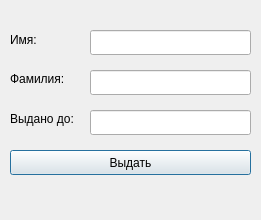
The window that giveOut.ui (zhbuni/library-subscription) describes before a commit, drawn with Qt 5.
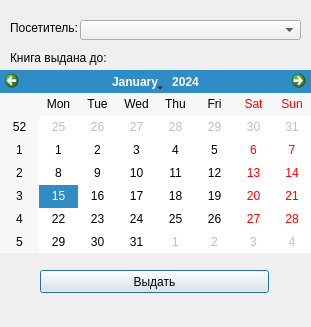
The same window after the commit.

What changed in the file:
```diff
--- a/giveOut.ui
+++ b/giveOut.ui
@@ -6,8 +6,8 @@
    <rect>
     <x>0</x>
     <y>0</y>
-    <width>261</width>
-    <height>220</height>
+    <width>311</width>
+    <height>327</height>
    </rect>
   </property>
   <property name="windowTitle">
@@ -17,97 +17,74 @@
    <property name="geometry">
     <rect>
      <x>10</x>
-     <y>30</y>
-     <width>61</width>
-     <height>20</height>
-    </rect>
-   </property>
-   <property name="text">
-    <string>Имя:</string>
-   </property>
-  </widget>
-  <widget class="QLineEdit" name="nameEdit">
-   <property name="geometry">
-    <rect>
-     <x>90</x>
-     <y>30</y>
-     <width>161</width>
-     <height>25</height>
-    </rect>
-   </property>
-  </widget>
-  <widget class="QLabel" name="label_2">
-   <property name="geometry">
-    <rect>
-     <x>10</x>
-     <y>70</y>
+     <y>20</y>
      <width>71</width>
-     <height>17</height>
+     <height>16</height>
     </rect>
    </property>
    <property name="text">
-    <string>Фамилия:</string>
+    <string>Посетитель: </string>
    </property>
   </widget>
-  <widget class="QLineEdit" name="surnameEdit">
+  <widget class="QCalendarWidget" name="calendar">
    <property name="geometry">
     <rect>
-     <x>90</x>
+     <x>0</x>
      <y>70</y>
-     <width>161</width>
-     <height>25</height>
+     <width>311</width>
+     <height>183</height>
     </rect>
    </property>
   </widget>
-  <widget class="QLabel" name="statusLabel">
-   <property name="geometry">
-    <rect>
-     <x>10</x>
-     <y>190</y>
-     <width>241</width>
-     <height>17</height>
-    </rect>
-   </property>
-   <property name="text">
-    <string/>
-   </property>
-  </widget>
-  <widget class="QLineEdit" name="dateEdit">
-   <property name="geometry">
-    <rect>
-     <x>90</x>
-     <y>110</y>
-     <width>161</width>
-     <height>25</height>
-    </rect>
-   </property>
-  </widget>
-  <widget class="QLabel" name="label_3">
-   <property name="geometry">
-    <rect>
-     <x>10</x>
-     <y>110</y>
-     <width>81</width>
-     <height>17</height>
-    </rect>
-   </property>
-   <property name="text">
-    <string>Выдано до:</string>
-   </property>
-  </widget>
   <widget class="QPushButton" name="addButton">
    <property name="geometry">
     <rect>
-     <x>10</x>
-     <y>150</y>
-     <width>241</width>
-     <height>25</height>
+     <x>40</x>
+     <y>270</y>
+     <width>229</width>
+     <height>23</height>
     </rect>
    </property>
    <property name="text">
     <string>Выдать</string>
    </property>
   </widget>
+  <widget class="QComboBox" name="comboBox">
+   <property name="geometry">
+    <rect>
+     <x>80</x>
+     <y>20</y>
+     <width>221</width>
+     <height>20</height>
+    </rect>
+   </property>
+  </widget>
+  <widget class="QLabel" name="statusLabel">
+   <property name="geometry">
+    <rect>
+     <x>10</x>
+     <y>300</y>
+     <width>291</width>
+     <height>20</height>
+    </rect>
+   </property>
+   <property name="text">
+    <string/>
+   </property>
+  </widget>
+  <widget class="QLabel" name="label_2">
+   <property name="geometry">
+    <rect>
+     <x>10</x>
+     <y>50</y>
+     <width>101</width>
+     <height>16</height>
+    </rect>
+   </property>
+   <property name="text">
+    <string>Книга выдана до:</string>
+   </property>
+  </widget>
  </widget>
  <resources/>
  <connections/>
```
Left out of the diff: 2 changed lines with no effect on the pictures.
